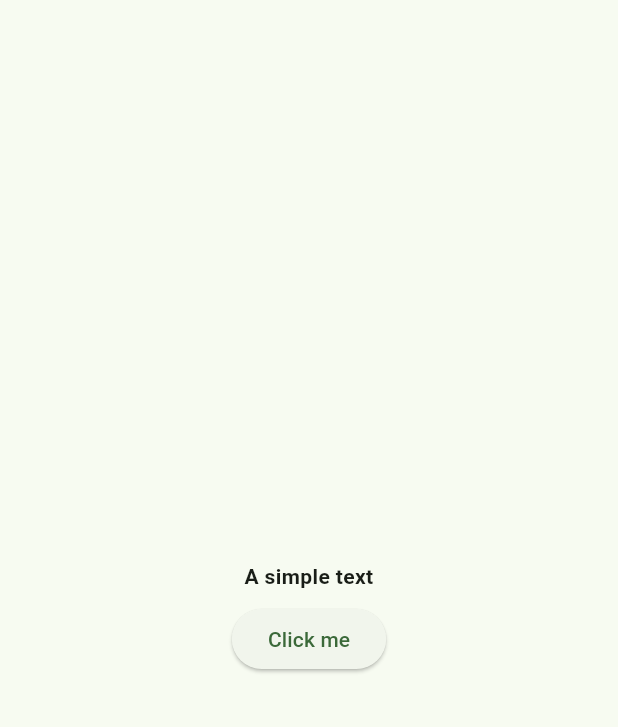
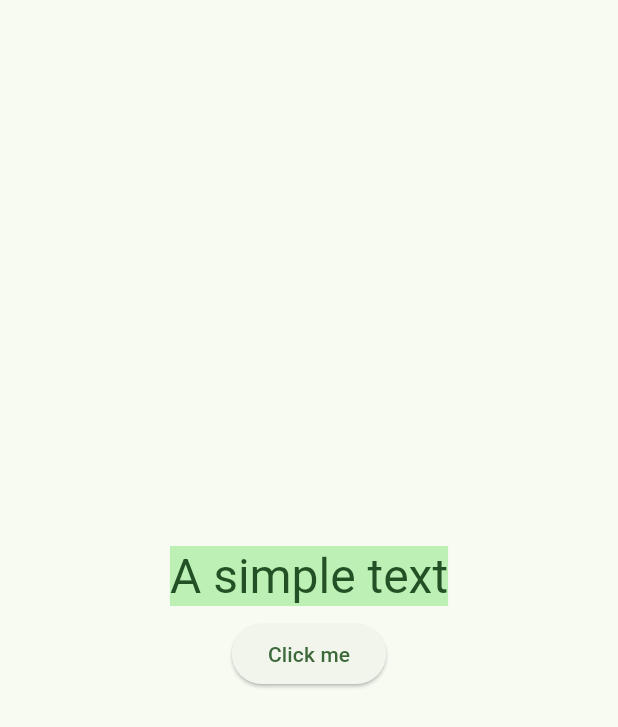
Before and after one commit to Vgbhieel/day00, a Flutter app: the screen it shows after launch, on a phone screen of 412 x 824 dp. Shown: the top 727 px of the screen. Run offline on Flutter 3.47's test engine with Material 2 defaults, Android fonts, the phone set to English and light mode, and no system bars.

Commit message:
feat: Update layout on home_page.dart

```diff
--- a/ex00/lib/home_page.dart
+++ b/ex00/lib/home_page.dart
@@ -5,15 +5,20 @@ final class HomePage extends StatelessWidget {
 
   @override
   Widget build(BuildContext context) {
+    final theme = Theme.of(context);
     return Scaffold(
       body: Center(
         child: Column(
           mainAxisAlignment: MainAxisAlignment.center,
           children: [
-            const Text(
-              'A simple text',
-              textAlign: TextAlign.center,
-              style: TextStyle(fontWeight: FontWeight.bold),
+            Container(
+              color: theme.colorScheme.primaryContainer,
+              child: Text(
+                'A simple text',
+                textAlign: TextAlign.center,
+                style: theme.textTheme.headlineLarge
+                    ?.apply(color: theme.colorScheme.onPrimaryContainer),
+              ),
             ),
             const SizedBox(
               height: 8,
```
